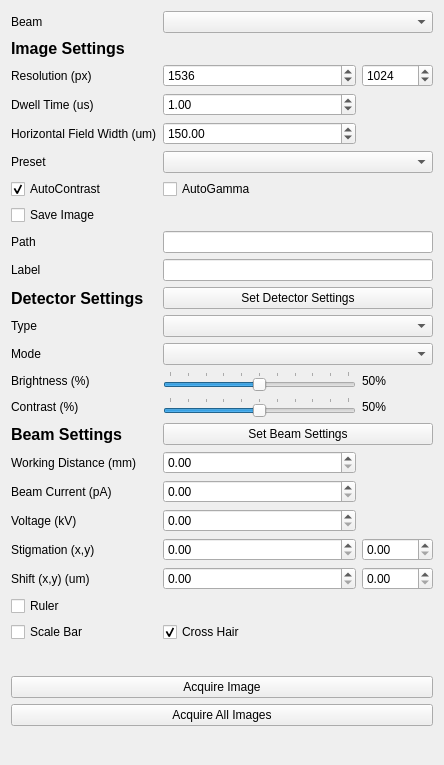
DeMarcoLab/fibsem, file fibsem/ui/qtdesigner_files/ImageSettingsWidget.ui: the form before one commit.
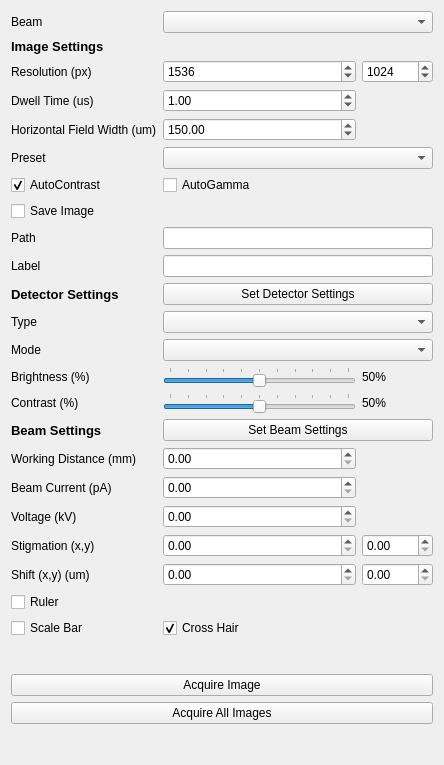
The form after the commit.

Commit message: img and movement widgets

Patch:
```diff
--- a/fibsem/ui/qtdesigner_files/ImageSettingsWidget.ui
+++ b/fibsem/ui/qtdesigner_files/ImageSettingsWidget.ui
@@ -185,7 +185,7 @@
     <widget class="QLabel" name="label_title">
      <property name="font">
       <font>
-       <pointsize>12</pointsize>
+       <pointsize>10</pointsize>
        <weight>75</weight>
        <bold>true</bold>
       </font>
@@ -302,13 +302,6 @@
      </property>
     </widget>
    </item>
-   <item row="8" column="1">
-    <widget class="QCheckBox" name="checkBox_image_use_autogamma">
-     <property name="text">
-      <string>AutoGamma</string>
-     </property>
-    </widget>
-   </item>
    <item row="19" column="0">
     <widget class="QLabel" name="label_9">
      <property name="text">
@@ -377,7 +370,7 @@
     <widget class="QLabel" name="label">
      <property name="font">
       <font>
-       <pointsize>12</pointsize>
+       <pointsize>10</pointsize>
        <weight>75</weight>
        <bold>true</bold>
       </font>
@@ -407,7 +400,7 @@
     <widget class="QLabel" name="label_6">
      <property name="font">
       <font>
-       <pointsize>12</pointsize>
+       <pointsize>10</pointsize>
        <weight>75</weight>
        <bold>true</bold>
       </font>
@@ -451,6 +444,13 @@
      </property>
     </widget>
    </item>
+   <item row="8" column="1" colspan="2">
+    <widget class="QCheckBox" name="checkBox_image_use_autogamma">
+     <property name="text">
+      <string>AutoGamma</string>
+     </property>
+    </widget>
+   </item>
   </layout>
  </widget>
  <tabstops>
```
The commit also changes 5 other files.
